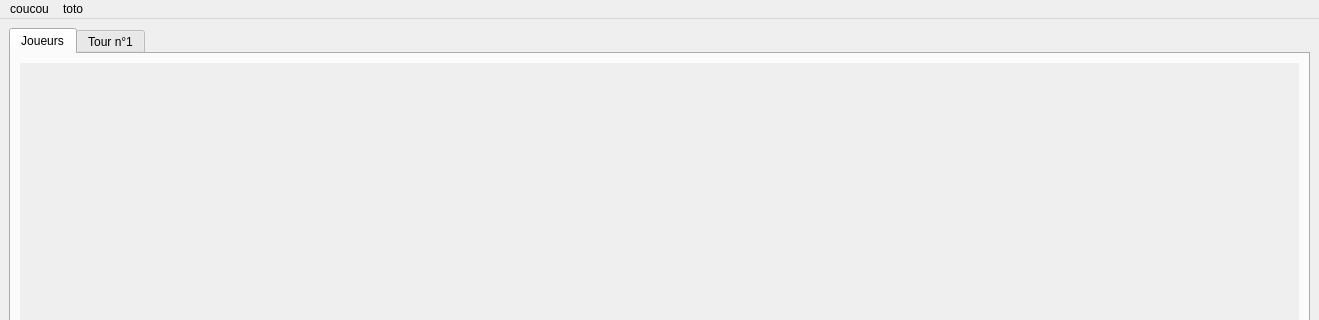
This is ui/MainWindow.ui in dsarrut/badminapp as Qt 5 draws it before an edit; both pictures show x 0 to 1319 and y 0 to 320 of the 1319 by 842 pixel window. The edited form follows.
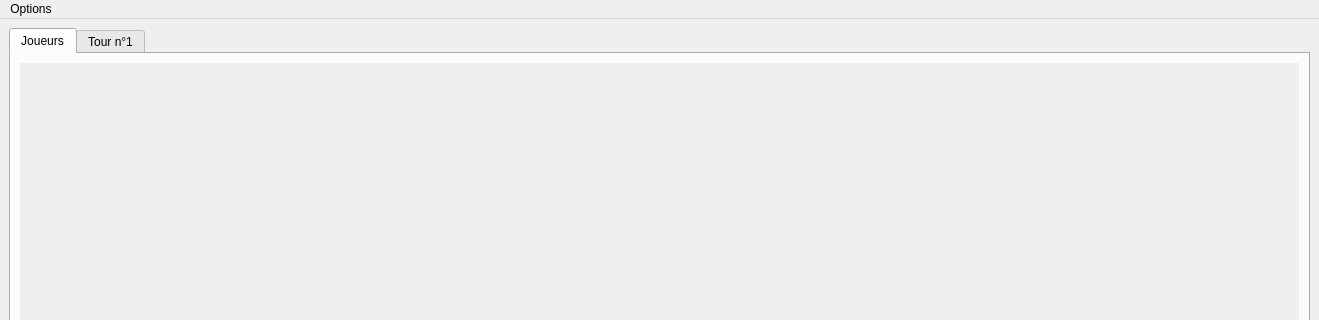
This is the edited form.

What changed in the file:
```diff
--- a/ui/MainWindow.ui
+++ b/ui/MainWindow.ui
@@ -61,19 +61,12 @@
    </property>
    <widget class="QMenu" name="menucoucou">
     <property name="title">
-     <string>coucou</string>
+     <string>Options</string>
     </property>
     <addaction name="actionyop"/>
     <addaction name="action_exit"/>
    </widget>
-   <widget class="QMenu" name="menutoto">
-    <property name="title">
-     <string>toto</string>
-    </property>
-    <addaction name="action_random_score"/>
-   </widget>
    <addaction name="menucoucou"/>
-   <addaction name="menutoto"/>
   </widget>
   <widget class="QStatusBar" name="statusbar"/>
   <action name="action_random_score">
```
Left out of the diff: 14 changed lines with no effect on the pictures.
